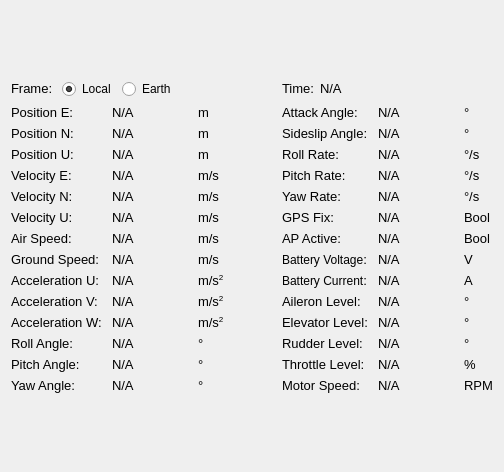
Before: the Qt Designer form src/ground_station/src/Widgets/forms/WidgetSensorData.ui in MacProSector/uavEE, drawn with Qt 5.
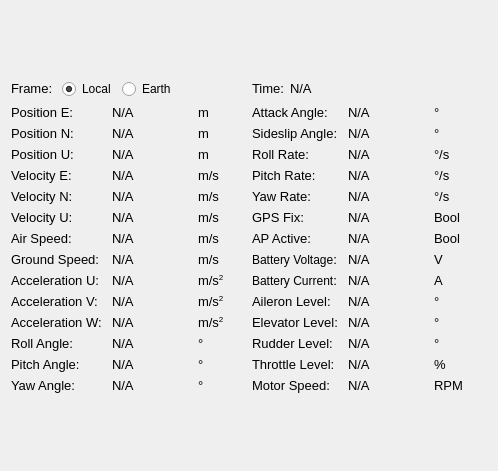
After: the same form once the commit is applied.

Commit message: Minor changes to ground station user interface.

Patch:
```diff
--- a/src/ground_station/src/Widgets/forms/WidgetSensorData.ui
+++ b/src/ground_station/src/Widgets/forms/WidgetSensorData.ui
@@ -6,8 +6,8 @@
    <rect>
     <x>0</x>
     <y>0</y>
-    <width>504</width>
-    <height>472</height>
+    <width>498</width>
+    <height>471</height>
    </rect>
   </property>
   <property name="sizePolicy">
@@ -1032,19 +1032,6 @@
        </item>
       </layout>
      </item>
-     <item>
-      <spacer name="horizontalSpacer_2">
-       <property name="orientation">
-        <enum>Qt::Horizontal</enum>
-       </property>
-       <property name="sizeHint" stdset="0">
-        <size>
-         <width>40</width>
-         <height>20</height>
-        </size>
-       </property>
-      </spacer>
-     </item>
      <item>
       <layout class="QVBoxLayout" name="verticalLayout_7">
        <item>
```
The commit also changes 1 other file.
